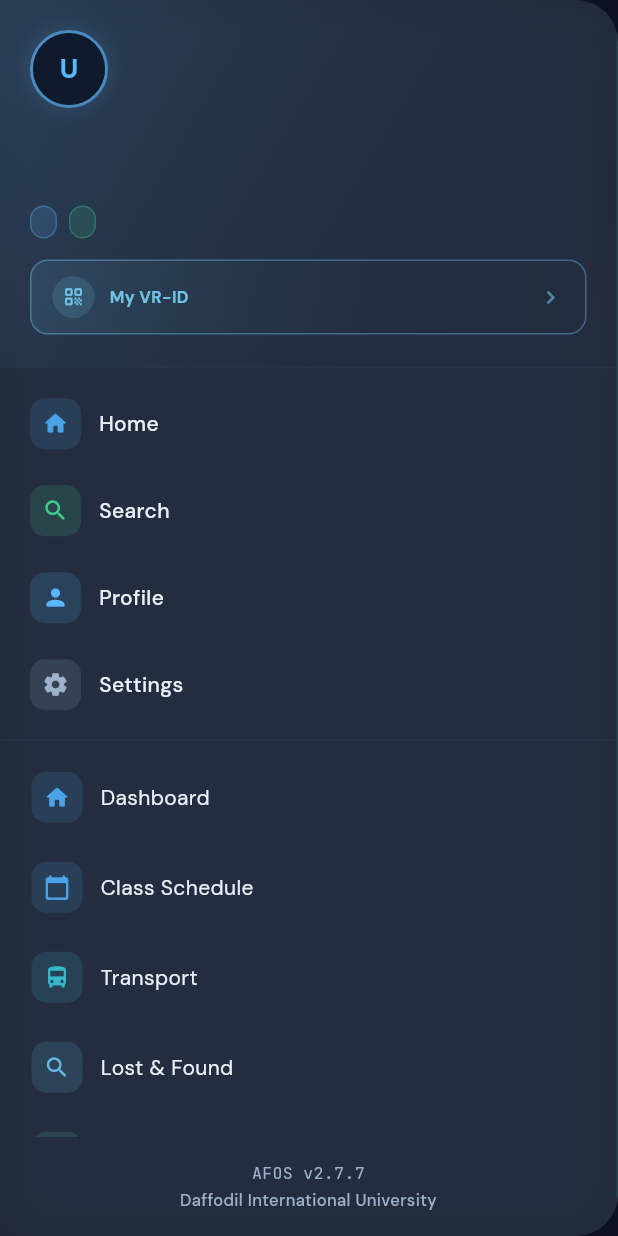
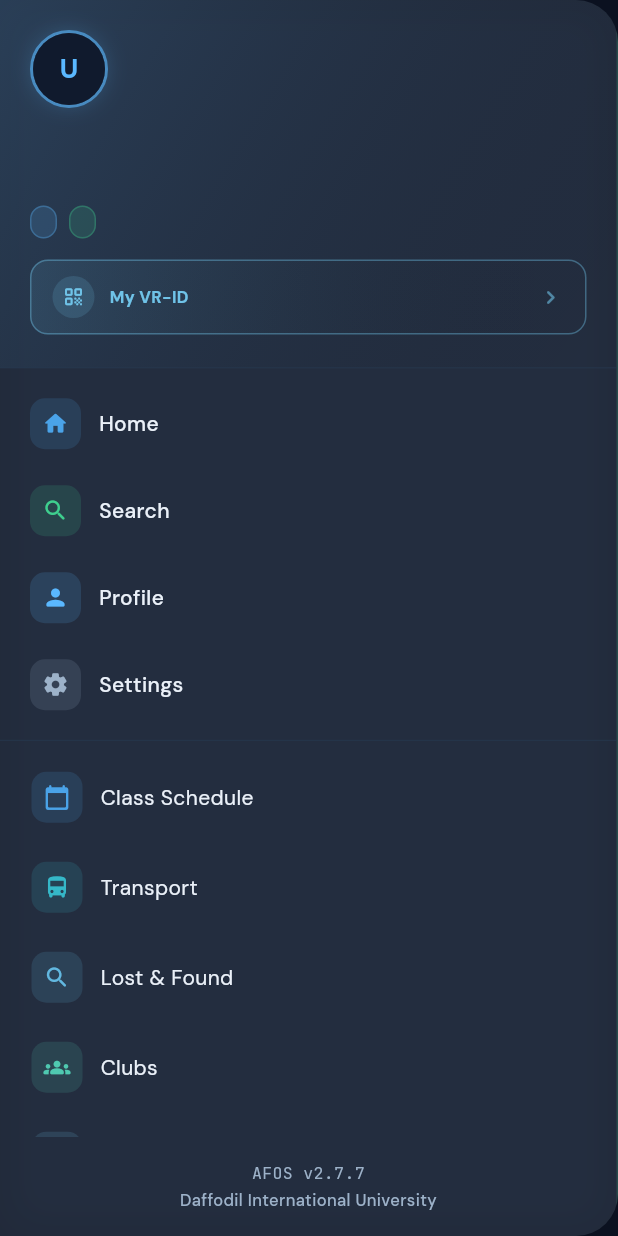
Before and after one commit to rakibhassanrh66/AFOS, a Flutter app: the SlideMenu widget shown alone on an empty page, opened directly, on a phone screen of 412 x 824 dp. Run offline on Flutter 3.47's test engine with Material 3 defaults, Android fonts, the phone set to English and light mode, and no system bars; drawn by our look-alikes of flutter_animate; our stand-ins replace audioplayers, cached_network_image, connectivity_plus, dio, file_picker, flutter_bloc and 20 more; missing offline and left inert: app_badge_plus, dart:js_interop, excel, flutter_background_service, flutter_displaymode, mobile_scanner and 4 more; accounts and stored records are empty; network calls fail.

Commit message:
fix: the web rail highlighted two entries for one screen
On web the rail pins four quick-access destinations (Home, Search, Profile,
Settings) and then lists the role's menu underneath -- and that menu opens with
'Dashboard' pointing at /home and ends with 'Settings' pointing at /settings.
Same routes, same icons, different labels.

So standing on /home lit up BOTH "Home" and "Dashboard", with the duplicate
sitting further down past the divider looking like a stray entry with dead space
around it. Settings was doubled the same way and had gone unnoticed entirely.

_effectiveItems now drops any role item whose ROUTE is already pinned in the
rail. By route, not by label -- 'Home' and 'Dashboard' were never going to match
on text, and the route is what actually makes them the same destination.

Only when `permanent`. On a phone the quick-access four ARE the floating bottom
bar rather than part of this drawer, so filtering them there would leave no way
to reach Dashboard or Settings from the menu at all.

```diff
--- a/lib/features/shell/presentation/slide_menu.dart
+++ b/lib/features/shell/presentation/slide_menu.dart
@@ -202,13 +202,38 @@ class _SlideMenuState extends State<SlideMenu> {
   }
 
   List<_MenuItem> get _effectiveItems {
-    final items = _roleItems;
+    var items = _roleItems;
     // "Nearby SOS Alerts" is gated behind the campus-emergency SOS toggle:
     // general users see it only when a super-admin has switched SOS ON;
     // super_admin always sees it. Pure visibility filter — the route/RLS are
     // unchanged.
     final sosVisible = _user?.role == 'super_admin' || AppConfigService.instance.sosEnabled.value;
-    return sosVisible ? items : items.where((it) => it.route != '/sos/nearby').toList();
+    if (!sosVisible) {
+      items = items.where((it) => it.route != '/sos/nearby').toList();
+    }
+
+    // On the web rail ONLY, drop anything the pinned quick-access strip is
+    // already showing.
+    //
+    // The rail pins Home/Search/Profile/Settings at the top and then lists the
+    // role's menu underneath — and that menu opens with 'Dashboard' → /home and
+    // ends with 'Settings' → /settings. Same routes, same icons, different
+    // labels. So on /home BOTH "Home" and "Dashboard" highlighted at once, and
+    // the second copy sat further down the rail behind the divider looking like
+    // a stray entry. Same for Settings.
+    //
+    // Filtered by route, not by label, because that is what actually makes them
+    // the same destination — 'Home' and 'Dashboard' were never going to match
+    // on text.
+    //
+    // Only when `permanent`: on a phone the quick-access four are the floating
+    // bottom bar, not part of this drawer, so removing them here would leave no
+    // way to reach Dashboard or Settings from the menu at all.
+    if (widget.permanent) {
+      final pinned = _quickAccessItems.map((it) => it.route).toSet();
+      items = items.where((it) => !pinned.contains(it.route)).toList();
+    }
+    return items;
   }
 
   List<_MenuItem> get _roleItems {
```
